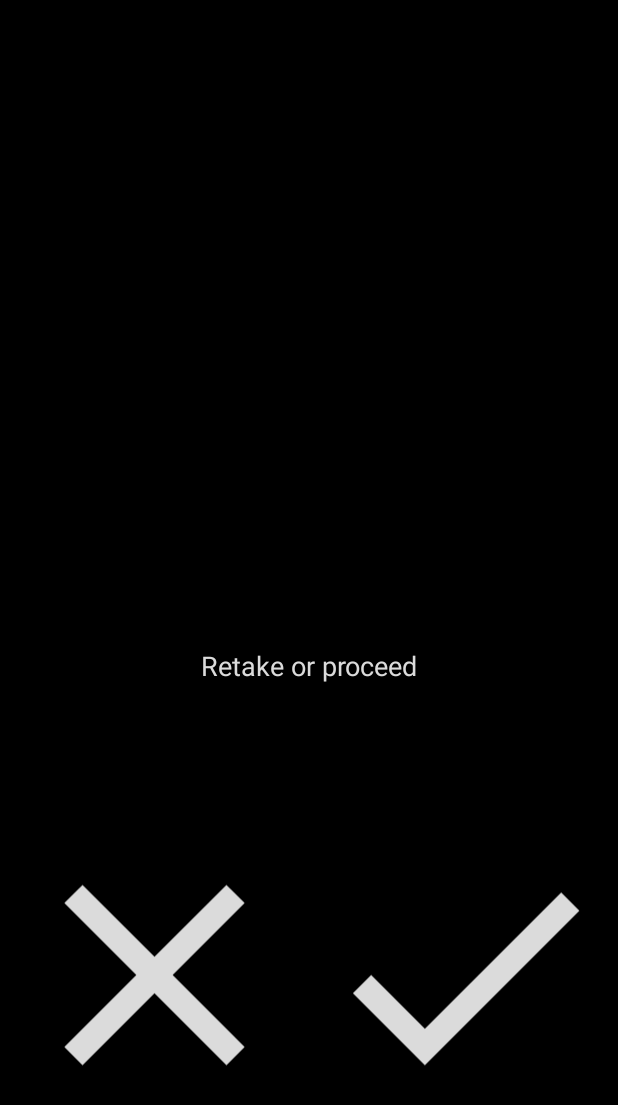
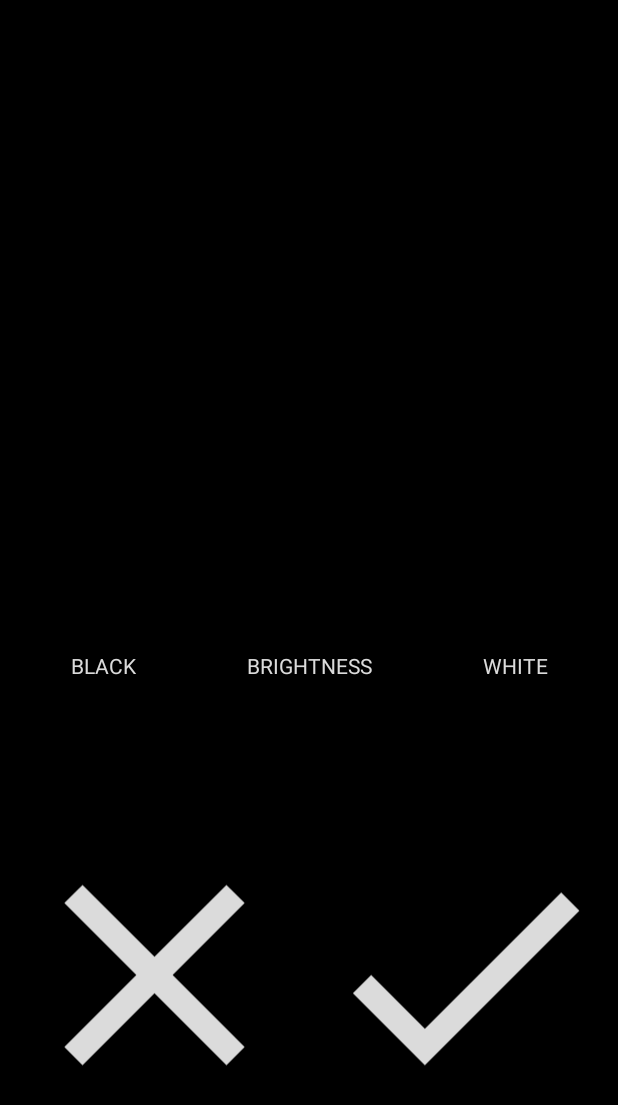
Before and after one commit to vshkl/PXLSRT, an Android app: the layout activity_preview.xml on its own in the app's theme, with its tools: preview values and no code run, on a phone screen of 412 x 824 dp. Shown: the top 1105 px of the screen. Run offline under Robolectric (Android 15) with nearby library versions, the phone set to English and light mode, and no system bars.

Commit message:
Add setting buttons to preview screen

```diff
--- a/app/src/main/res/layout/activity_preview.xml
+++ b/app/src/main/res/layout/activity_preview.xml
@@ -14,21 +14,59 @@
         android:scaleType="fitXY"
         />
 
-    <TextView
-        android:id="@+id/tv_blank"
+    <LinearLayout
+        android:id="@+id/container_settings"
         android:layout_width="match_parent"
         android:layout_height="64dp"
         android:layout_below="@+id/iv_preview"
-        android:gravity="center"
-        android:text="Retake or proceed"
-        android:textColor="@color/colorIcons"
-        android:textSize="18sp"
-        />
+        android:orientation="horizontal"
+        >
+
+        <TextView
+            android:id="@+id/tv_black"
+            android:layout_width="0dp"
+            android:layout_height="match_parent"
+            android:layout_gravity="center"
+            android:layout_weight="1"
+            android:gravity="center"
+            android:text="@string/settings_black"
+            android:textAllCaps="true"
+            android:textColor="@color/colorIcons"
+            android:textSize="14sp"
+            />
+
+        <TextView
+            android:id="@+id/tv_brightness"
+            android:layout_width="0dp"
+            android:layout_height="match_parent"
+            android:layout_gravity="center"
+            android:layout_weight="1"
+            android:gravity="center"
+            android:text="@string/settings_brightness"
+            android:textAllCaps="true"
+            android:textColor="@color/colorIcons"
+            android:textSize="14sp"
+            />
+
+        <TextView
+            android:id="@+id/tv_white"
+            android:layout_width="0dp"
+            android:layout_height="match_parent"
+            android:layout_gravity="center"
+            android:layout_weight="1"
+            android:gravity="center"
+            android:text="@string/settings_white"
+            android:textAllCaps="true"
+            android:textColor="@color/colorIcons"
+            android:textSize="14sp"
+            />
+
+    </LinearLayout>
 
     <LinearLayout
         android:layout_width="match_parent"
         android:layout_height="match_parent"
-        android:layout_below="@+id/tv_blank"
+        android:layout_below="@+id/container_settings"
         >
 
         <ImageView
--- a/app/src/main/res/values/strings.xml
+++ b/app/src/main/res/values/strings.xml
@@ -1,3 +1,6 @@
 <resources>
     <string name="app_name">PXLSRT</string>
+    <string name="settings_black">black</string>
+    <string name="settings_brightness">brightness</string>
+    <string name="settings_white">white</string>
 </resources>
```
